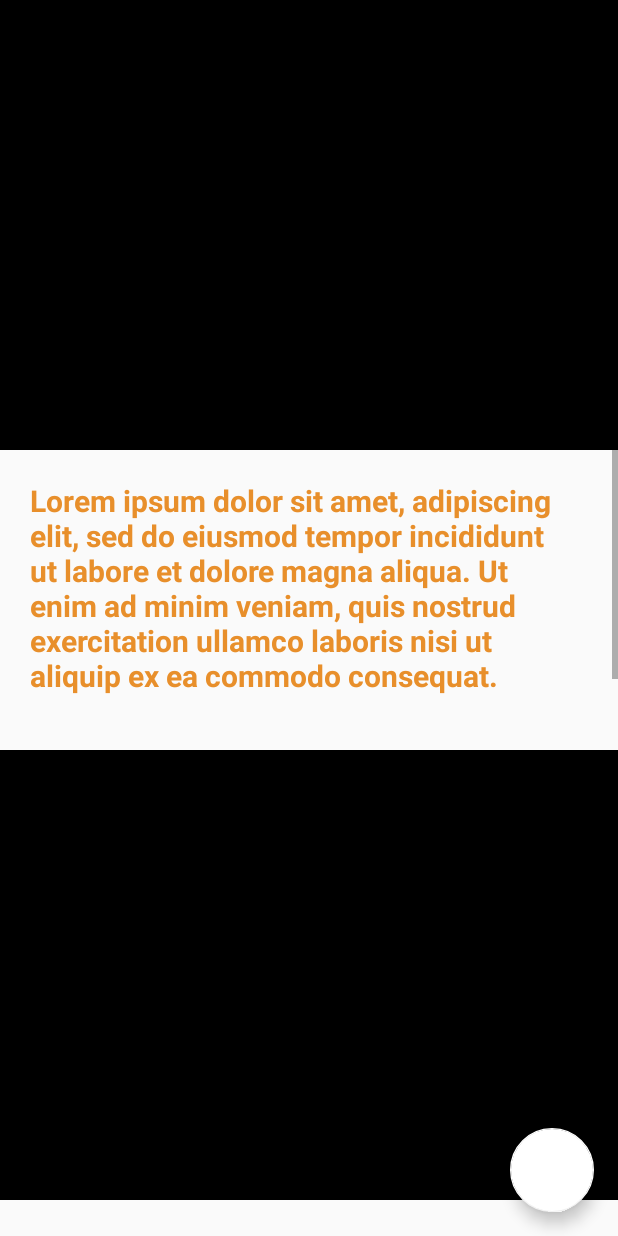
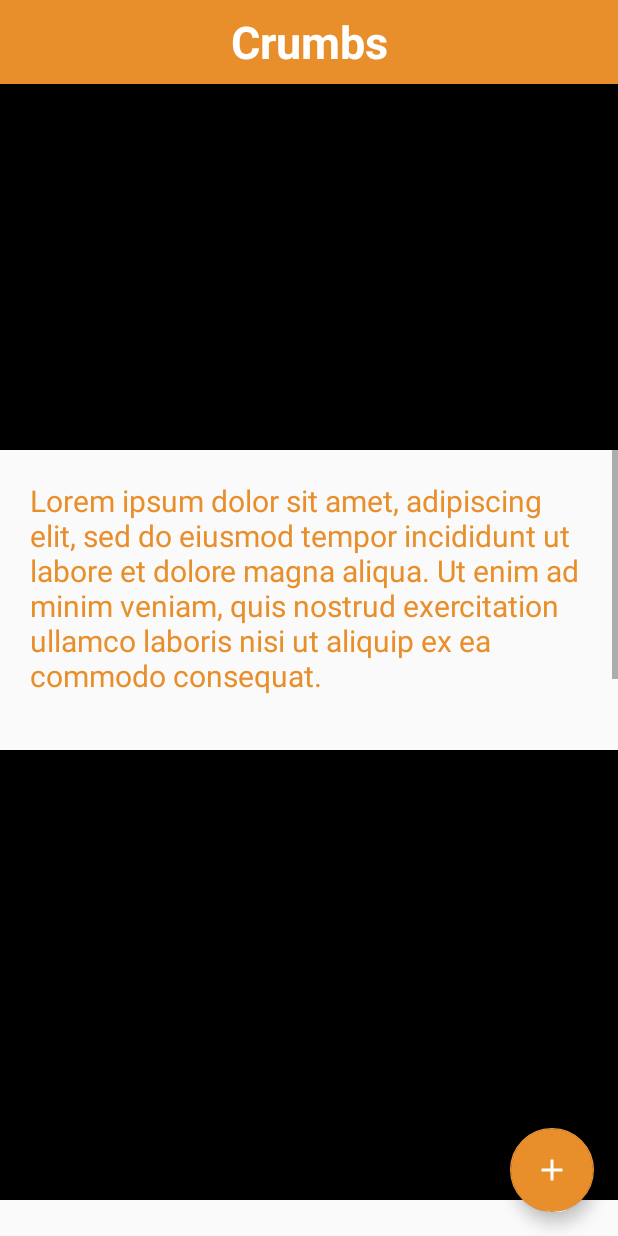
Before and after one commit to CharlesRitter/breadcrumbs, an Android app: the layout activity_story.xml on its own in the app's theme, with its tools: preview values and no code run, on a phone screen of 412 x 824 dp. Run offline under Robolectric (Android 15) with nearby library versions, the light colour scheme and no system bars.

Commit message:
Button functionality

```diff
--- a/app/src/main/java/edu/cuhackit/breadcrumbs/Form.java
+++ b/app/src/main/java/edu/cuhackit/breadcrumbs/Form.java
@@ -25,9 +25,9 @@
     protected void onCreate(Bundle savedInstanceState) {
         super.onCreate(savedInstanceState);
         setContentView(R.layout.activity_form);
-
-        mTopToolbar = findViewById(R.id.my_toolbar);
-        setSupportActionBar(mTopToolbar);
+        imageView = findViewById(R.id.imageView);
+        //mTopToolbar = findViewById(R.id.my_toolbar);
+        //setSupportActionBar(mTopToolbar);
 
     }
 
@@ -38,10 +38,12 @@
         if (cap_text.length() == 0 ){
             Toast.makeText(getApplicationContext(),
                     "Please write a caption", Toast.LENGTH_LONG).show();
-        } else
-            {
-                //Add caption to database
-            }
+        }
+        else {
+
+            Intent intent = new Intent(getApplicationContext(), StoryActivity.class);
+            startActivity(intent);
+        }
     }
 
     public void pull_gallery(View v){
--- a/app/src/main/java/edu/cuhackit/breadcrumbs/MapsActivity.java
+++ b/app/src/main/java/edu/cuhackit/breadcrumbs/MapsActivity.java
@@ -47,9 +47,6 @@
     protected void onCreate(Bundle savedInstanceState) {
         super.onCreate(savedInstanceState);
         setContentView(R.layout.activity_maps);
-
-        Intent intent = new Intent(getApplicationContext(), Form.class);
-        startActivity(intent);
 
         //Obtain the SupportMapFragment and get notified when the map is ready to be used.
         SupportMapFragment mapFragment = (SupportMapFragment) getSupportFragmentManager()
--- a/app/src/main/java/edu/cuhackit/breadcrumbs/StoryActivity.java
+++ b/app/src/main/java/edu/cuhackit/breadcrumbs/StoryActivity.java
@@ -4,6 +4,7 @@
 import android.os.Bundle;
 import android.util.Log;
 
+import android.view.View;
 import androidx.appcompat.app.AppCompatActivity;
 import androidx.lifecycle.ViewModelProviders;
 import androidx.recyclerview.widget.LinearLayoutManager;
@@ -48,4 +49,9 @@
         model.reset();
         super.onDestroy();
     }
+
+    public void post_a_post(View v){
+        Intent intent = new Intent(getApplicationContext(), Form.class);
+        startActivity(intent);
+    }
 }
--- a/app/src/main/res/layout/activity_story.xml
+++ b/app/src/main/res/layout/activity_story.xml
@@ -4,6 +4,7 @@
     android:layout_height="match_parent"
     xmlns:app="http://schemas.android.com/apk/res-auto"
     xmlns:tools="http://schemas.android.com/tools">
+
 
     <androidx.recyclerview.widget.RecyclerView
         android:id="@+id/stories"
@@ -22,9 +23,37 @@
         android:layout_width="wrap_content"
         android:layout_height="wrap_content"
         android:layout_margin="16dp"
-        app:srcCompat="@drawable/ic_add_black_48dp"
+        android:onClick="post_a_post"
+        android:tint="#FFF"
+        app:backgroundTint="#e88f2b"
+        app:layout_constraintBottom_toBottomOf="parent"
         app:layout_constraintEnd_toEndOf="parent"
-        app:layout_constraintBottom_toBottomOf="parent"
-        android:tint="#FFF"/>
+        app:srcCompat="@drawable/ic_add_black_48dp" />
+
+    <android.widget.Toolbar
+        android:id="@+id/my_toolbar"
+        android:layout_width="match_parent"
+        android:layout_height="wrap_content"
+        android:background="?attr/colorPrimary"
+        android:minHeight="?attr/actionBarSize"
+        android:textAlignment="center"
+        android:titleTextColor="#FFFFFF"
+        android:visibility="visible"
+        app:layout_constraintTop_toTopOf="parent">
+
+        <TextView
+            android:id="@+id/textView7"
+            android:layout_width="wrap_content"
+            android:layout_height="wrap_content"
+            android:layout_gravity="center"
+            android:text="Crumbs"
+            android:textColor="#FFFFFF"
+            android:textSize="30sp"
+            android:textStyle="bold"
+            tools:layout_editor_absoluteX="140dp"
+            tools:layout_editor_absoluteY="8dp" />
+
+
+    </android.widget.Toolbar>
 
 </androidx.constraintlayout.widget.ConstraintLayout>
--- a/app/src/main/res/layout/story_view.xml
+++ b/app/src/main/res/layout/story_view.xml
@@ -24,6 +24,6 @@
         android:textAlignment="viewStart"
         android:textColor="#E88F2B"
         android:textSize="20sp"
-        android:textStyle="bold" />
+        android:textStyle="normal" />
 
 </LinearLayout>
--- a/app/src/main/res/values/styles.xml
+++ b/app/src/main/res/values/styles.xml
@@ -1,7 +1,7 @@
 <resources>
 
     <!-- Base application theme. -->
-    <style name="AppTheme" parent="Theme.AppCompat.DayNight.NoActionBar">
+    <style name="AppTheme" parent="Theme.AppCompat.Light.NoActionBar">
         <!-- Customize your theme here. -->
         <item name="colorPrimary">@color/colorPrimary</item>
         <item name="colorPrimaryDark">@color/colorPrimaryDark</item>
```
